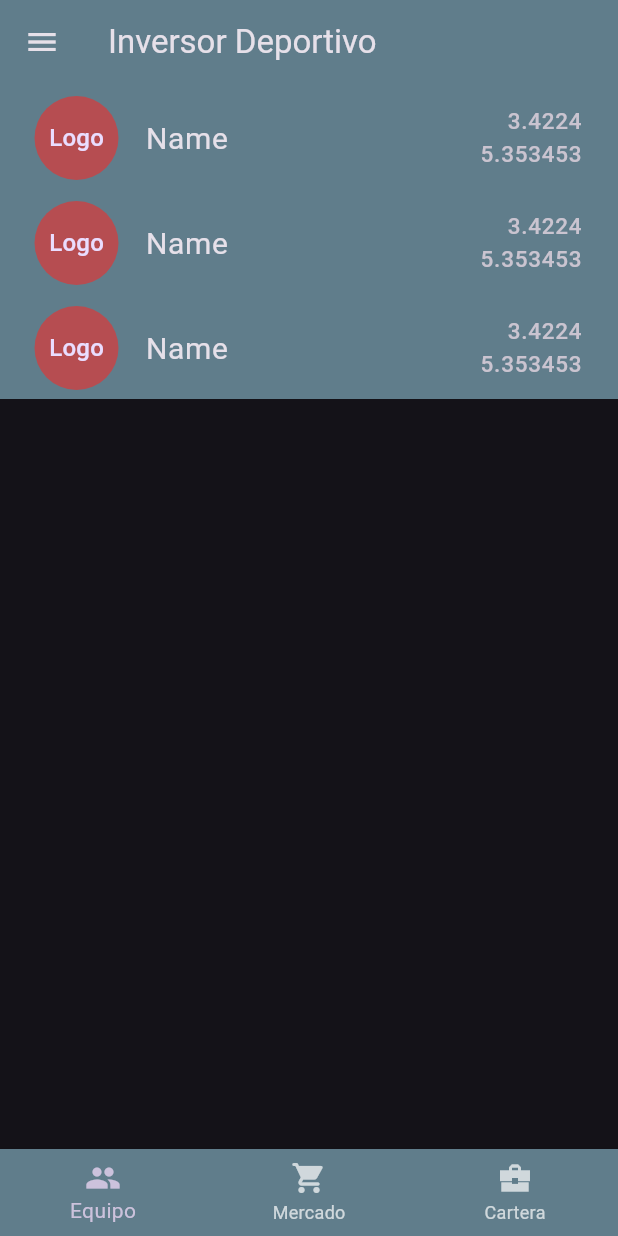
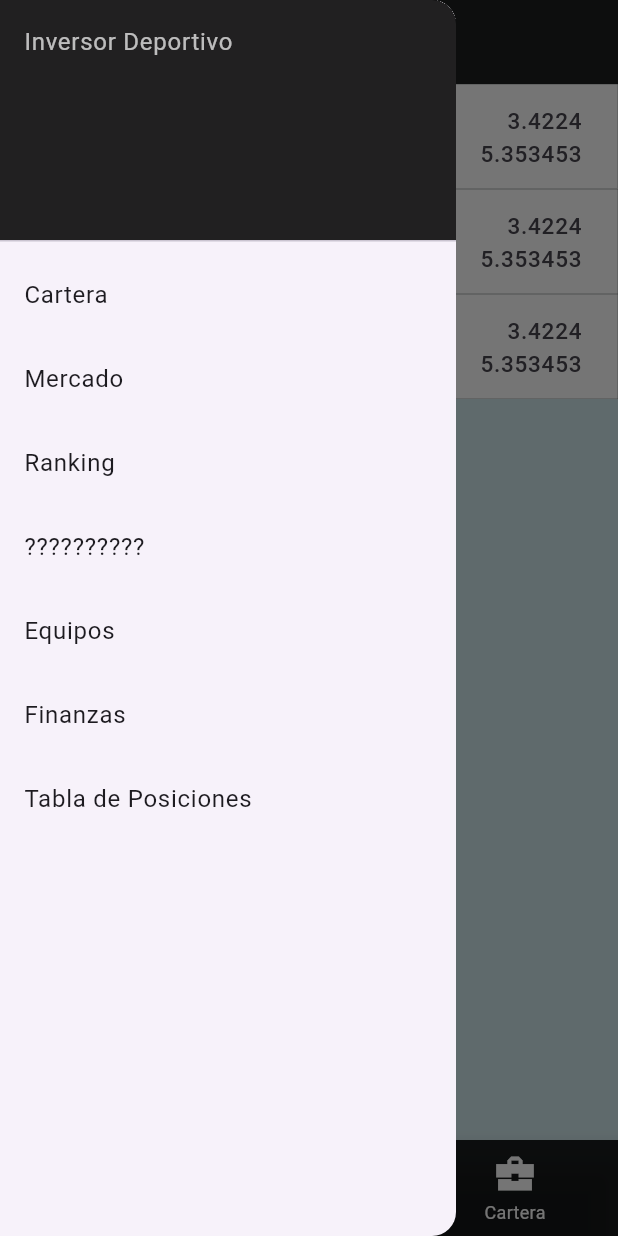
Before and after one commit to osbelsc/inversor_deportivo, a Flutter app: the HomePage screen opened directly, with the side drawer open (before the commit the screen has no drawer), on a phone screen of 412 x 824 dp. Run offline on Flutter 3.47's test engine with Material 3 defaults, Android fonts, the phone set to English and light mode, and no system bars; our stand-ins replace gap.

Commit message:
creacion de menu drawer ademas de mas componentizacion

```diff
--- /dev/null
+++ b/lib/components/componentsurl.dart
@@ -0,0 +1,2 @@
+export 'package:inversor_deportivo/components/equipoComponent.dart';
+export 'package:inversor_deportivo/components/drawerComponent.dart';
--- /dev/null
+++ b/lib/components/drawerComponent.dart
@@ -0,0 +1,75 @@
+import 'package:flutter/material.dart';
+
+class DrawerComponent extends StatelessWidget {
+  const DrawerComponent({super.key});
+
+  @override
+  Widget build(BuildContext context) {
+    return Drawer(
+      child: ListView(
+        // Important: Remove any padding from the ListView.
+        padding: EdgeInsets.zero,
+        children: [
+          const DrawerHeader(
+            decoration: BoxDecoration(
+              color: Colors.black87,
+            ),
+            child: Text(
+              'Inversor Deportivo',
+              style: TextStyle(color: Colors.white70),
+            ),
+          ),
+          ListTile(
+            title: const Text('Cartera'),
+            onTap: () {
+              // Update the state of the app.
+              // ...
+            },
+          ),
+          ListTile(
+            title: const Text('Mercado'),
+            onTap: () {
+              // Update the state of the app.
+              // ...
+            },
+          ),
+          ListTile(
+            title: const Text('Ranking'),
+            onTap: () {
+              // Update the state of the app.
+              // ...
+            },
+          ),
+          ListTile(
+            title: const Text('??????????'),
+            onTap: () {
+              // Update the state of the app.
+              // ...
+            },
+          ),
+          ListTile(
+            title: const Text('Equipos'),
+            onTap: () {
+              // Update the state of the app.
+              // ...
+            },
+          ),
+          ListTile(
+            title: const Text('Finanzas'),
+            onTap: () {
+              // Update the state of the app.
+              // ...
+            },
+          ),
+          ListTile(
+            title: const Text('Tabla de Posiciones'),
+            onTap: () {
+              // Update the state of the app.
+              // ...
+            },
+          ),
+        ],
+      ),
+    );
+  }
+}
--- /dev/null
+++ b/lib/components/equipoComponent.dart
@@ -0,0 +1,46 @@
+import 'package:flutter/material.dart';
+
+class equipoComponent extends StatelessWidget {
+  const equipoComponent({super.key});
+
+  @override
+  Widget build(BuildContext context) {
+    return Container(
+        padding: EdgeInsets.only(left: 5.0),
+        height: 70,
+        decoration: BoxDecoration(
+          color: const Color.fromARGB(255, 255, 255, 255),
+          border: Border.all(
+            color: Colors.black,
+            width: 0.1,
+          ),
+        ),
+        child: Padding(
+          padding: EdgeInsets.only(
+              top: 8.0), // Ajusta el valor según tus necesidades
+          child: ListTile(
+            onTap: () => {},
+            leading: CircleAvatar(
+              child: Text('Logo'),
+              backgroundColor: Color.fromARGB(179, 219, 56, 56),
+              maxRadius: 30.0,
+            ),
+            title: Text(
+              'Name',
+              style: TextStyle(fontSize: 20.0),
+            ),
+            trailing: Column(
+              mainAxisAlignment: MainAxisAlignment.center,
+              crossAxisAlignment: CrossAxisAlignment.end,
+              children: [
+                Text(
+                  '3.4224',
+                  style: TextStyle(fontSize: 15.0),
+                ),
+                Text('5.353453', style: TextStyle(fontSize: 15.0)),
+              ],
+            ),
+          ),
+        ));
+  }
+}
--- a/lib/main.dart
+++ b/lib/main.dart
@@ -11,7 +11,6 @@ class MyApp extends StatelessWidget {
   Widget build(BuildContext context) {
     return MaterialApp(
       title: 'Material App',
-      theme: ThemeData.dark(),
       debugShowCheckedModeBanner: false,
       initialRoute: 'login',
       routes: getaplicationsRoutes(),
--- a/lib/pages/carteraPage.dart
+++ b/lib/pages/carteraPage.dart
@@ -1,5 +1,6 @@
 import 'package:flutter/material.dart';
 
+import '../components/componentsurl.dart';
 import 'pagesurl.dart';
 
 class CarteraPage extends StatelessWidget {
--- a/lib/pages/homePage.dart
+++ b/lib/pages/homePage.dart
@@ -1,5 +1,7 @@
 import 'package:flutter/material.dart';
+
 import 'package:inversor_deportivo/pages/pagesurl.dart';
+import '../components/componentsurl.dart';
 
 class HomePage extends StatefulWidget {
   const HomePage({super.key});
@@ -14,38 +16,61 @@ class _HomePageState extends State<HomePage> {
   Widget build(BuildContext context) {
     return Scaffold(
       appBar: AppBar(
-        title: Text('Inversor Deportivo'),
-        backgroundColor: Colors.blueGrey,
-        leading: IconButton(
-          onPressed: () => {},
-          icon: Icon(Icons.menu_outlined),
+        centerTitle: true,
+        title: Text(
+          'Inversor Deportivo',
+          style: TextStyle(color: Colors.white70),
+        ),
+        backgroundColor: Colors.black87,
+        leading: Builder(
+          builder: (context) {
+            return IconButton(
+              icon: const Icon(Icons.menu),
+              color: Colors.white70,
+              onPressed: () {
+                Scaffold.of(context).openDrawer();
+              },
+            );
+          },
         ),
       ),
+      drawer: DrawerComponent(),
       body: _callPage(currentIndex),
+      backgroundColor: Color.fromARGB(255, 208, 231, 235),
       bottomNavigationBar: BottomNavigationBar(
-          backgroundColor: Colors.blueGrey,
+        iconSize: 30.0,
+        backgroundColor: Colors.black87,
         currentIndex: currentIndex,
         onTap: (index) {
+          setState(() {
             currentIndex = index;
-            setState(() {});
+          });
         },
+        selectedItemColor: Color.fromARGB(
+            179, 219, 56, 56), // Color de los íconos y etiquetas seleccionados
+        unselectedItemColor:
+            Colors.white, // Color de los íconos y etiquetas no seleccionados
         items: [
           BottomNavigationBarItem(
             label: 'Equipo',
             icon: Icon(
               Icons.group,
-                )),
+            ),
+          ),
           BottomNavigationBarItem(
             label: 'Mercado',
             icon: Icon(
               Icons.shopping_cart_rounded,
-                )),
+            ),
+          ),
           BottomNavigationBarItem(
             label: 'Cartera',
             icon: Icon(
               Icons.business_center_sharp,
-                ))
-          ]),
+            ),
+          )
+        ],
+      ),
     );
   }
 }
--- a/lib/pages/mercadoPage.dart
+++ b/lib/pages/mercadoPage.dart
@@ -1,4 +1,6 @@
 import 'package:flutter/material.dart';
+
+import '../components/componentsurl.dart';
 
 class MercadoPage extends StatelessWidget {
   const MercadoPage({super.key});
@@ -11,72 +13,5 @@ class MercadoPage extends StatelessWidget {
         equipoComponent(),
       ],
     );
-    // return Scaffold(
-    //   appBar: AppBar(
-    //     centerTitle: true,
-    //     leading: IconButton(
-    //       onPressed: () => {},
-    //       icon: Icon(Icons.menu_outlined),
-    //     ),
-    //     title: Text('Inversor Deportivo'),
-    //   ),
-    //   body: ListView(
-    //     children: <Widget>[
-    //       equipoComponent(),
-    //       equipoComponent(),
-    //       equipoComponent(),
-    //     ],
-    //   ),
-    //   bottomNavigationBar: BottomNavigationBar(
-    //       unselectedItemColor: Colors.white,
-    //       selectedItemColor: Colors.cyan.shade200,
-    //       backgroundColor: Colors.blueGrey,
-    //       items: <BottomNavigationBarItem>[
-    //         BottomNavigationBarItem(label: 'Equipos', icon: Icon(Icons.group)),
-    //         BottomNavigationBarItem(
-    //             label: 'Mercado', icon: Icon(Icons.add_shopping_cart_rounded)),
-    //         BottomNavigationBarItem(
-    //             label: 'Cartera', icon: Icon(Icons.business_center_rounded)),
-    //       ]),
-    // );
   }
 }
-
-class equipoComponent extends StatelessWidget {
-  const equipoComponent({super.key});
-
-  @override
-  Widget build(BuildContext context) {
-    return Container(
-        padding: EdgeInsets.only(left: 5.0),
-        height: 70,
-        color: Colors.blueGrey,
-        child: Padding(
-          padding: EdgeInsets.only(
-              top: 8.0), // Ajusta el valor según tus necesidades
-          child: ListTile(
-            onTap: () => {},
-            leading: CircleAvatar(
-              child: Text('Logo'),
-              backgroundColor: Color.fromARGB(179, 219, 56, 56),
-              maxRadius: 30.0,
-            ),
-            title: Text(
-              'Name',
-              style: TextStyle(fontSize: 20.0),
-            ),
-            trailing: Column(
-              mainAxisAlignment: MainAxisAlignment.center,
-              crossAxisAlignment: CrossAxisAlignment.end,
-              children: [
-                Text(
-                  '3.4224',
-                  style: TextStyle(fontSize: 15.0),
-                ),
-                Text('5.353453', style: TextStyle(fontSize: 15.0)),
-              ],
-            ),
-          ),
-        ));
-  }
-}
```
Also changed, not shown: lib/pages/equiposPage.dart (+1 -28 lines). Lines whose indentation alone changed are shown as unchanged.
